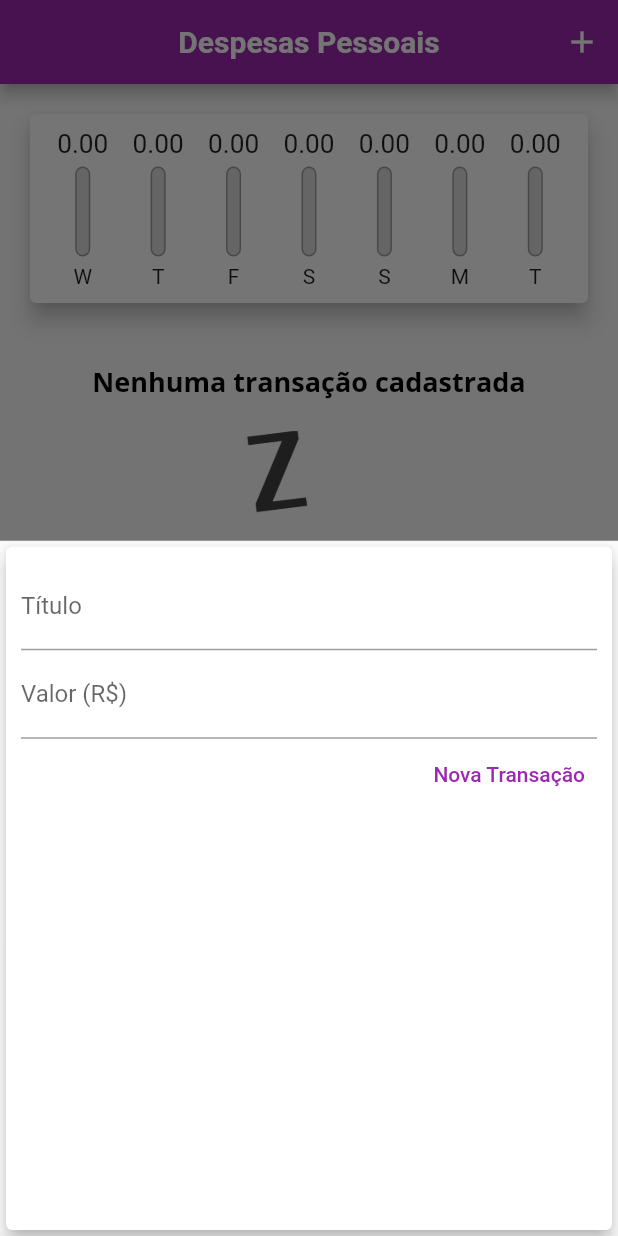
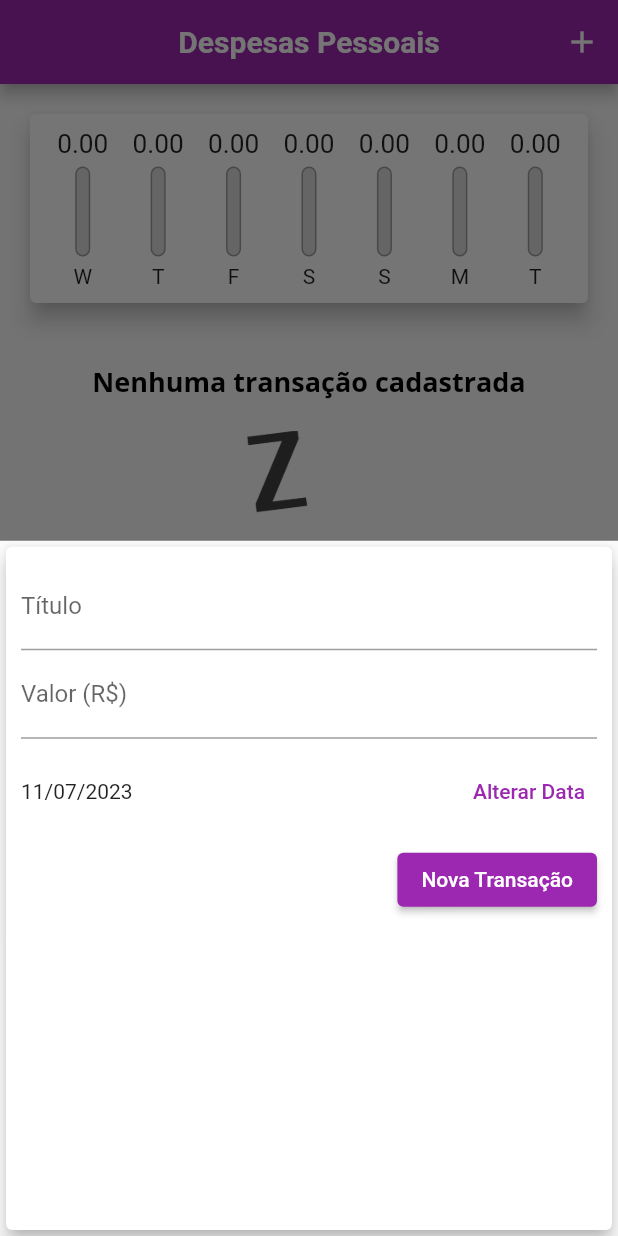
Before and after one commit to julianojstavares/flutter_expenses_app, a Flutter app: the screen it shows after launch, after a tap on the "add" icon, on a phone screen of 412 x 824 dp. Run offline on Flutter 3.47's test engine with Material 2 defaults, Android fonts, the phone set to English and light mode, and no system bars; Roboto replaces fonts that are missing (Quicksans).

Commit message:
Section 4, class 132

```diff
--- a/lib/components/chart.dart
+++ b/lib/components/chart.dart
@@ -15,9 +15,9 @@ class Chart extends StatelessWidget {
       double totalSum = 0.0;
 
       for (int i = 0; i < recentTransaction.length; i++) {
-        bool sameDay = recentTransaction[i].date.day == weekDay.day;
-        bool sameMonth = recentTransaction[i].date.month == weekDay.month;
-        bool sameYear = recentTransaction[i].date.year == weekDay.year;
+        bool sameDay = recentTransaction[i].date!.day == weekDay.day;
+        bool sameMonth = recentTransaction[i].date!.month == weekDay.month;
+        bool sameYear = recentTransaction[i].date!.year == weekDay.year;
 
         if (sameDay && sameMonth && sameYear) {
           totalSum += recentTransaction[i].value;
@@ -52,7 +52,9 @@ class Chart extends StatelessWidget {
               child: ChartBar(
                 label: t['day'].toString(),
                 value: double.tryParse(t['value'].toString()),
-                percentage: (t['value'] as double) / _weekTotalValue,
+                percentage: _weekTotalValue == 0
+                    ? 0
+                    : (t['value'] as double) / _weekTotalValue,
               ),
             );
           }).toList(),
--- a/lib/components/transaction_form.dart
+++ b/lib/components/transaction_form.dart
@@ -1,7 +1,8 @@
 import 'package:flutter/material.dart';
+import 'package:intl/intl.dart';
 
 class TransactionForm extends StatefulWidget {
-  final void Function(String, double) onSubmit;
+  final void Function(String, double, DateTime?) onSubmit;
 
   const TransactionForm({
     super.key,
@@ -13,19 +14,36 @@ class TransactionForm extends StatefulWidget {
 }
 
 class _TransactionFormState extends State<TransactionForm> {
-  final titleController = TextEditingController();
-
-  final valueController = TextEditingController();
+  final _titleController = TextEditingController();
+  final _valueController = TextEditingController();
+  DateTime? _selectedDate = DateTime.now();
 
   _submitForm() {
-    final title = titleController.text;
-    final value = double.tryParse(valueController.text) ?? 0.00;
+    final title = _titleController.text;
+    final value = double.tryParse(_valueController.text) ?? 0.00;
 
-    if (title.isEmpty || value <= 0) {
+    if (title.isEmpty || value <= 0 || _selectedDate == null) {
       return;
     }
 
-    widget.onSubmit(title, value);
+    widget.onSubmit(title, value, _selectedDate);
+  }
+
+  _datePicker() {
+    showDatePicker(
+      context: context,
+      initialDate: DateTime.now(),
+      firstDate: DateTime(2022),
+      lastDate: DateTime.now(),
+    ).then((pickedDate) {
+      if (pickedDate == null) {
+        return;
+      }
+
+      setState(() {
+        _selectedDate = pickedDate;
+      });
+    });
   }
 
   @override
@@ -39,22 +57,37 @@ class _TransactionFormState extends State<TransactionForm> {
             TextField(
               onSubmitted: (_) => _submitForm(),
               decoration: const InputDecoration(labelText: "Título"),
-              controller: titleController,
+              controller: _titleController,
             ),
             TextField(
               onSubmitted: (_) => _submitForm(),
               keyboardType: TextInputType.number,
               decoration: const InputDecoration(labelText: "Valor (R\$)"),
-              controller: valueController,
+              controller: _valueController,
+            ),
+            SizedBox(
+              height: 70,
+              child: Row(
+                children: [
+                  Expanded(
+                    child: Text(_selectedDate == null
+                        ? "Sem data"
+                        : DateFormat('dd/MM/y').format(_selectedDate!)),
+                  ),
+                  TextButton(
+                    onPressed: _datePicker,
+                    child: const Text("Alterar Data"),
+                  ),
+                ],
+              ),
             ),
             Row(
               mainAxisAlignment: MainAxisAlignment.end,
               children: [
-                TextButton(
+                ElevatedButton(
                   onPressed: _submitForm,
                   child: const Text(
                     "Nova Transação",
-                    style: TextStyle(color: Colors.purple),
                   ),
                 ),
               ],
--- a/lib/components/transaction_list.dart
+++ b/lib/components/transaction_list.dart
@@ -47,7 +47,7 @@ class TransactionList extends StatelessWidget {
                       child: Padding(
                         padding: const EdgeInsets.all(6.0),
                         child: FittedBox(
-                          child: Text("R\$${t.value}"),
+                          child: Text("R\$${t.value.toStringAsFixed(2)}"),
                         ),
                       ),
                     ),
@@ -55,7 +55,7 @@ class TransactionList extends StatelessWidget {
                       t.title,
                       style: Theme.of(context).textTheme.titleLarge,
                     ),
-                    subtitle: Text(DateFormat('dd/MMM/y').format(t.date)),
+                    subtitle: Text(DateFormat('dd/MMM/y').format(t.date!)),
                   ),
                 );
               },
--- a/lib/main.dart
+++ b/lib/main.dart
@@ -53,24 +53,11 @@ class MyHomePage extends StatefulWidget {
 }
 
 class _MyHomePageState extends State<MyHomePage> {
-  final List<Transaction> _transactions = [
-    // Transaction(
-    //   id: "t1",
-    //   title: "Novo tênis de corrida",
-    //   value: 310.76,
-    //   date: DateTime.now(),
-    // ),
-    // Transaction(
-    //   id: "t2",
-    //   title: "Conta de luz",
-    //   value: 211.30,
-    //   date: DateTime.now(),
-    // ),
-  ];
+  final List<Transaction> _transactions = [];
 
   List<Transaction> get _recentTransactions {
     return _transactions.where((t) {
-      return t.date.isAfter(DateTime.now().subtract(const Duration(days: 7)));
+      return t.date!.isAfter(DateTime.now().subtract(const Duration(days: 7)));
     }).toList();
   }
 
@@ -83,12 +70,12 @@ class _MyHomePageState extends State<MyHomePage> {
     );
   }
 
-  _addTransaction(String title, double value) {
+  _addTransaction(String title, double value, DateTime? date) {
     final newTransaction = Transaction(
       id: Random().nextDouble().toString(),
       title: title,
       value: value,
-      date: DateTime.now(),
+      date: date,
     );
 
     setState(() {
--- a/lib/models/transaction.dart
+++ b/lib/models/transaction.dart
@@ -2,7 +2,7 @@ class Transaction {
   final String id;
   final String title;
   final double value;
-  final DateTime date;
+  final DateTime? date;
 
   Transaction({
     required this.id,
```
